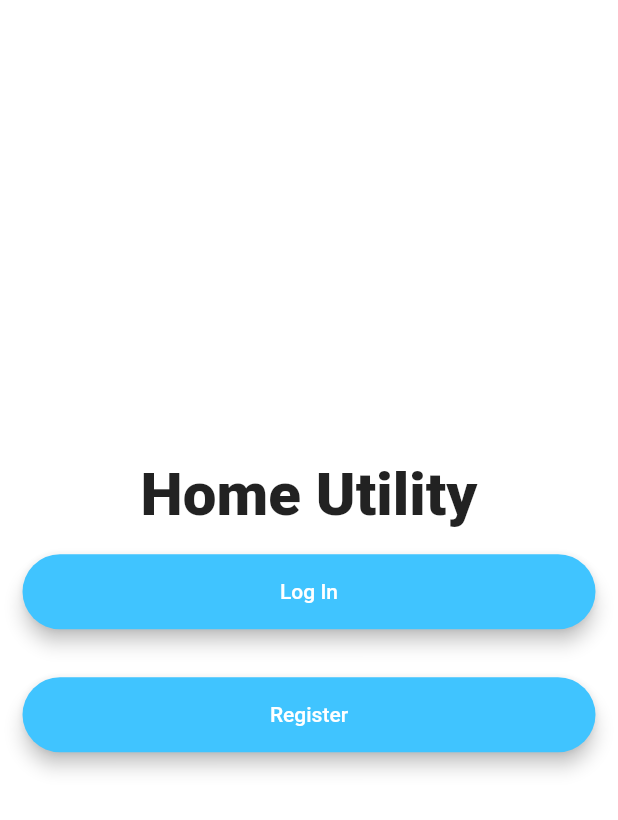
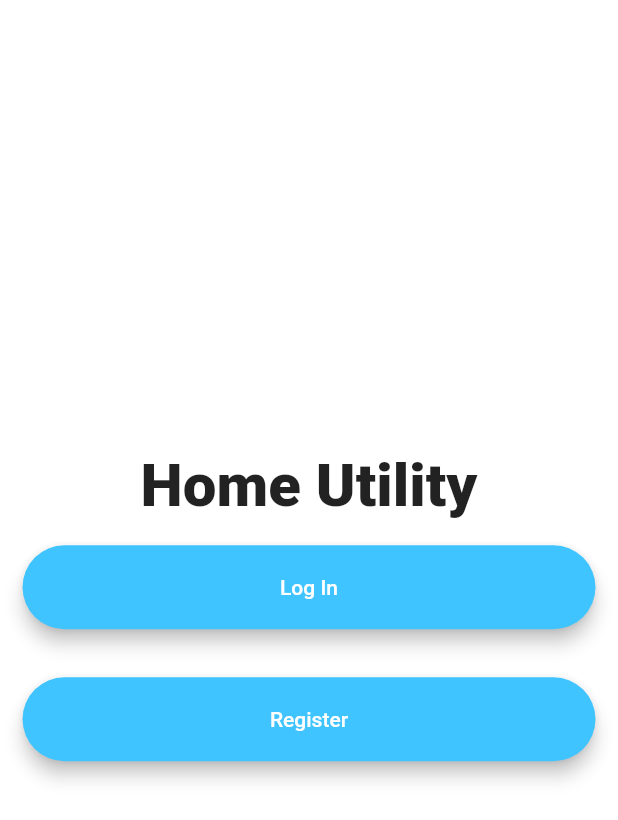
Before and after one commit to SaskarKhadka/Home-Utility, a Flutter app: the screen it shows after launch, on a phone screen of 412 x 824 dp. Shown: the top 820 px of the screen. Run offline on Flutter 3.47's test engine with Material 2 defaults, Android fonts, the phone set to English and light mode, and no system bars.

Commit message:
rounded button updated

```diff
--- a/lib/components/roundedButton.dart
+++ b/lib/components/roundedButton.dart
@@ -11,14 +11,17 @@ class RoundedButton extends StatelessWidget {
   Widget build(BuildContext context) {
     return Padding(
       padding: EdgeInsets.symmetric(vertical: 16.0),
-      child: Material(
+      child: ElevatedButton(
+        onPressed: onPressed,
+        style: ElevatedButton.styleFrom(
+          // side: BorderSide(),
           elevation: 5.0,
-        color: color,
+          primary: color,
+          padding: EdgeInsets.all(20.0),
+          shape: RoundedRectangleBorder(
             borderRadius: BorderRadius.circular(30.0),
-        child: MaterialButton(
-          onPressed: onPressed,
-          minWidth: 200.0,
-          height: 50.0,
+          ),
+        ),
         child: Text(
           text,
           style: TextStyle(
@@ -26,7 +29,6 @@ class RoundedButton extends StatelessWidget {
           ),
         ),
       ),
-      ),
     );
   }
 }
--- a/lib/screens/registrationScreen.dart
+++ b/lib/screens/registrationScreen.dart
@@ -55,7 +55,7 @@ class RegistrationScreen extends StatelessWidget {
               color: Colors.lightBlueAccent,
               text: 'Register',
               onPressed: () {},
-            )
+            ),
           ],
         ),
       ),
```
Lines whose indentation alone changed are shown as unchanged.
